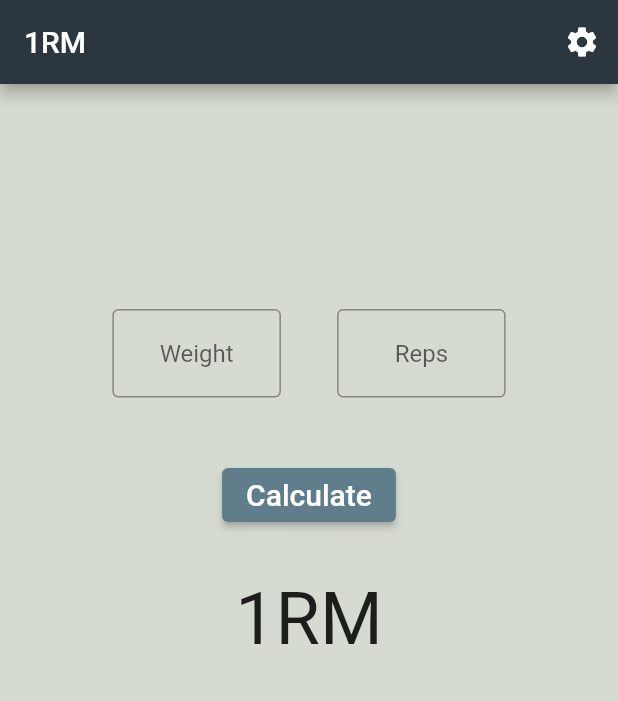
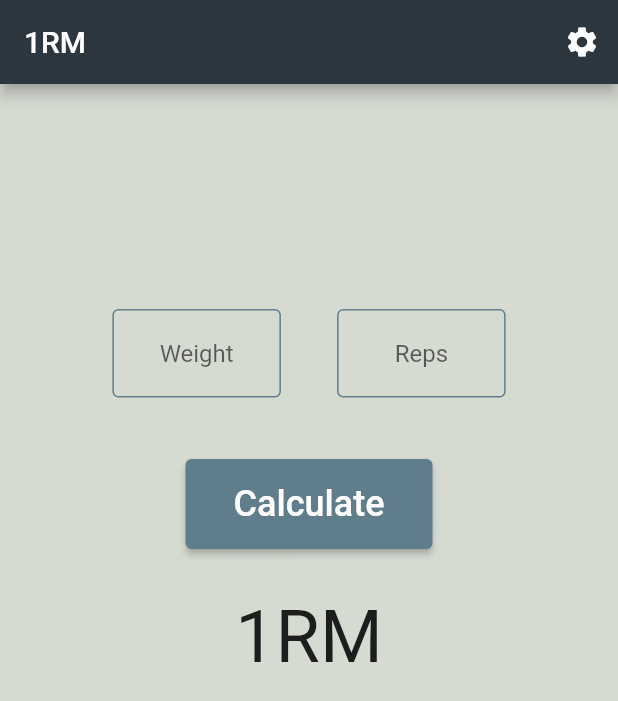
Before and after one commit to othman98shawgan/one-rep-max-calc, a Flutter app: the screen it shows after launch, on a phone screen of 412 x 824 dp. Shown: the top 701 px of the screen. Run offline on Flutter 3.47's test engine with Material 2 defaults, Android fonts, the light colour scheme and no system bars; our stand-ins replace settings_ui, shared_preferences.

Commit message:
#3: color changes

```diff
--- a/lib/resources/colors.dart
+++ b/lib/resources/colors.dart
@@ -3,3 +3,5 @@ import 'package:flutter/material.dart';
 const Color backgroudColor = Color(0Xffd6dbd2);
 const Color appBarColor = Color(0xff2C363F);
 const Color screenColor = Colors.white;
+const MaterialColor darkThemeSwatch = Colors.teal;
+const MaterialColor lightThemeSwatch = Colors.blueGrey;
--- a/lib/service/theme_service.dart
+++ b/lib/service/theme_service.dart
@@ -11,7 +11,8 @@ class ThemeNotifier with ChangeNotifier {
     brightness: Brightness.dark,
     backgroundColor: const Color(0xFF212121),
     dividerColor: Colors.black12,
-    colorScheme: ColorScheme.fromSwatch(primarySwatch: Colors.teal).copyWith(
+    focusColor: darkThemeSwatch,
+    colorScheme: ColorScheme.fromSwatch(primarySwatch: darkThemeSwatch).copyWith(
       secondary: Colors.white,
       brightness: Brightness.dark,
     ),
@@ -25,7 +26,8 @@ class ThemeNotifier with ChangeNotifier {
     dialogBackgroundColor: backgroudColor,
     // elevatedButtonTheme: ElevatedButtonThemeData(style: ButtonStyle(color)),
     dividerColor: Colors.white54,
-    colorScheme: ColorScheme.fromSwatch(primarySwatch: Colors.blueGrey).copyWith(
+    focusColor: lightThemeSwatch,
+    colorScheme: ColorScheme.fromSwatch(primarySwatch: lightThemeSwatch).copyWith(
       secondary: Colors.black,
       brightness: Brightness.light,
     ),
--- a/lib/ui/home_page.dart
+++ b/lib/ui/home_page.dart
@@ -29,6 +29,7 @@ class _MyHomePageState extends State<MyHomePage> {
 
     // Height (without status and toolbar)
     double height3 = height - padding.top - kToolbarHeight;
+
     var flexSpaceSides = 2;
     var flexSpacebetween = 1;
     var flexTextFeild = 3;
@@ -72,6 +73,11 @@ class _MyHomePageState extends State<MyHomePage> {
                                   controller: weight,
                                   obscureText: false,
                                   decoration: const InputDecoration(
+                                    enabledBorder: OutlineInputBorder(
+                                      borderSide: BorderSide(
+                                        color: Colors.blueGrey,
+                                      ),
+                                    ),
                                     hintText: "Weight",
                                     border: OutlineInputBorder(),
                                     errorStyle: TextStyle(height: 0.5),
@@ -92,6 +98,11 @@ class _MyHomePageState extends State<MyHomePage> {
                                   controller: reps,
                                   obscureText: false,
                                   decoration: const InputDecoration(
+                                    enabledBorder: OutlineInputBorder(
+                                      borderSide: BorderSide(
+                                        color: Colors.blueGrey,
+                                      ),
+                                    ),
                                     hintText: "Reps",
                                     border: OutlineInputBorder(),
                                     errorStyle: TextStyle(height: 0.5),
@@ -108,6 +119,9 @@ class _MyHomePageState extends State<MyHomePage> {
                           height: 20,
                         ),
                         ElevatedButton(
+                            style: ElevatedButton.styleFrom(
+                              backgroundColor: Colors.blueGrey,
+                            ),
                             onPressed: () {
                               FocusScope.of(context).unfocus();
                               if (_formKey.currentState!.validate()) {
@@ -115,7 +129,8 @@ class _MyHomePageState extends State<MyHomePage> {
                                 var repsValue = int.parse(reps.text);
                                 if (repsValue > 6) {
                                   const textSnackbar = SnackBar(
-                                  content: Text("Calculations are more accurate in 1-6 rep range"),
+                                    content:
+                                        Text("Calculations are more accurate in 1-6 rep range"),
                                   );
 
                                   ScaffoldMessenger.of(context).showSnackBar(textSnackbar);
@@ -133,12 +148,14 @@ class _MyHomePageState extends State<MyHomePage> {
                                 res = '$maxStringNum.$maxStringFractions';
                               }
                             },
-                          child: const Text('Calculate',
+                            child: const Padding(
+                              padding: EdgeInsets.all(16),
+                              child: Text('Calculate',
                                   style: TextStyle(
-                                fontSize: 20,
+                                    fontSize: 24,
                                   )),
-                        ),
-                        SizedBox(height: 30),
+                            )),
+                        const SizedBox(height: 30),
                         Text(res == '1RM' ? res : '$res KG',
                             style: const TextStyle(
                               fontSize: 48,
```
Lines whose indentation alone changed are shown as unchanged.
